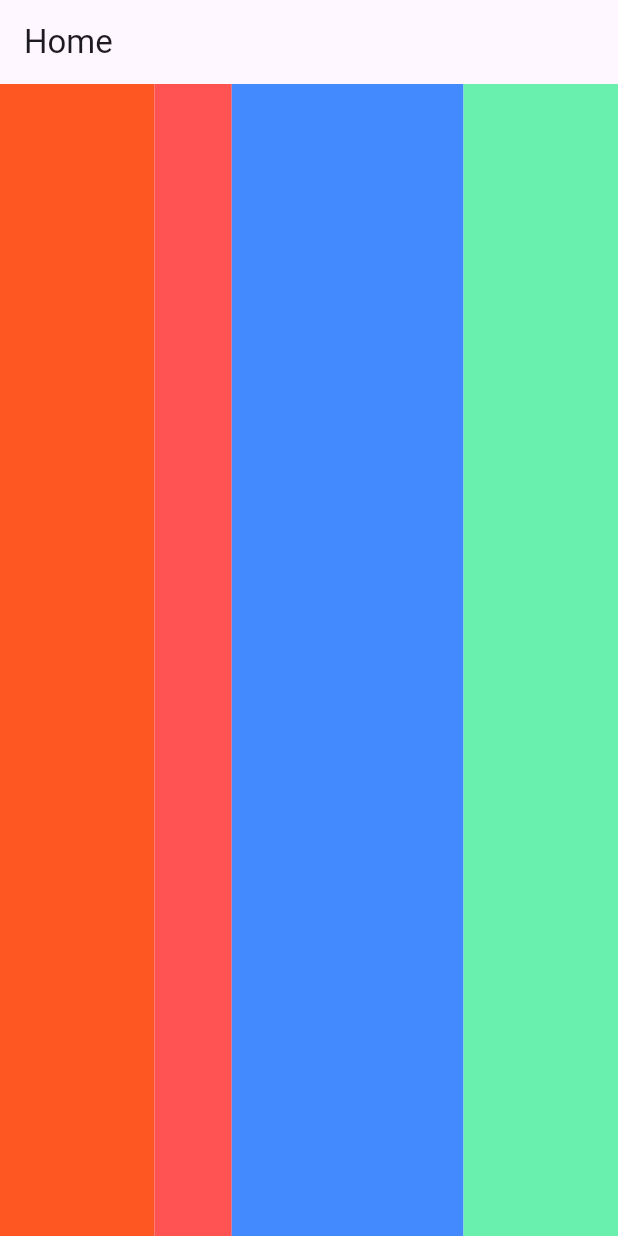
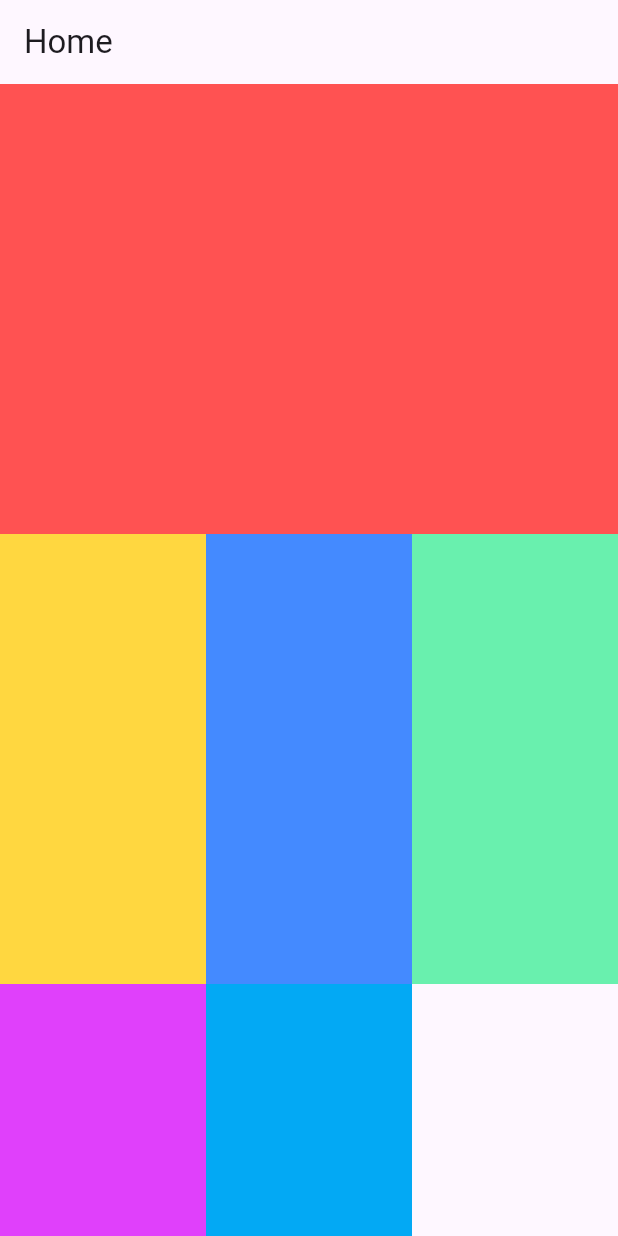
Before and after one commit to Ashraf-Samiu/Responsive_AdaptiveWidgets, a Flutter app: the screen it shows after launch, on a phone screen of 412 x 824 dp. Run offline on Flutter 3.47's test engine with Material 3 defaults, Android fonts, the phone set to English and light mode, and no system bars; our stand-ins replace responsive_grid.

Commit message:
Responsive_Grid Commit

```diff
--- a/lib/main.dart
+++ b/lib/main.dart
@@ -1,5 +1,5 @@
 import 'package:flutter/material.dart';
-
+import 'package:responsive_grid/responsive_grid.dart';
 void main(){
   runApp(MyApp());
 }
@@ -14,42 +14,72 @@ class MyApp extends StatelessWidget{
 class HomeScreen extends StatelessWidget{
   @override
   Widget build(BuildContext context) {
+    ///More Documentation in pub.dev...
+    ///Responsive-Grid Installation:
+    ///step-1/command- flutter pub add responsive_grid
+    ///step-2/dependencies: responsive_grid: ^2.4.4
+    ///step-3/import 'package:responsive_grid/responsive_grid.dart';
     return Scaffold(
       appBar: AppBar(
         title: Text("Home"),
       ),
-      body: Row(
+      body: SingleChildScrollView(
+        child: ResponsiveGridRow(
           children: [
-          Flexible(
-            fit: FlexFit.tight,
-              flex: 2,
+            ResponsiveGridCol(
+                xl: 1,///extra large-(TV/widescreen monitor)
+                ///lg= >1200||1140 (max container width)
+                lg: 2,///large device-(Computer Monitor Screen)
+                ///lg= <1200||960(>992) (max container width)
+                md: 3,///medium device-(laptop Screen)
+                ///md= <992||960 (max container width)
+                sm: 12,///small device-(Tablet)
+                ///sm= <768px||720 (max container width)
+                xs: 12,///extra small-(mobile phone)
+                ///xs= <576px||540 (max container width)
                 child: Container(
-                color: Colors.deepOrange,
+                  color: Colors.redAccent,
+                  height: 300,
                 )
             ),
-          Flexible(
-            fit: FlexFit.loose,
-              flex: 1,
+            ResponsiveGridCol(
+                xl: 6, lg: 3, md: 4,sm: 2,xs: 4,
                 child: Container(
-                color: Colors.redAccent,
+                  color: Colors.amberAccent,
+                  height: 300,
                 )
             ),
-          Flexible(
-            fit: FlexFit.loose,
-              flex: 3,
+            ResponsiveGridCol(
+                xl: 6, lg: 3, md: 4,sm: 2,xs: 4,
                 child: Container(
                   color: Colors.blueAccent,
+                  height: 300,
                 )
             ),
-          Flexible(
-            fit: FlexFit.tight,
-              flex: 2,
+            ResponsiveGridCol(
+                xl: 6, lg: 3, md: 4,sm: 2,xs: 4,
                 child: Container(
                   color: Colors.greenAccent,
+                  height: 300,
+                )
+            ),
+            ResponsiveGridCol(
+                xl: 6, lg: 3, md: 4,sm: 2,xs: 4,
+                child: Container(
+                  color: Colors.purpleAccent,
+                  height: 300,
+                )
+            ),
+            ResponsiveGridCol(
+                xl: 6, lg: 3, md: 4,sm: 2,xs: 4,
+                child: Container(
+                  color: Colors.lightBlue,
+                  height: 300,
                 )
             ),
           ],
         ),
+      ),
     );
   }
 }
--- a/pubspec.yaml
+++ b/pubspec.yaml
@@ -35,6 +35,7 @@ dependencies:
   # The following adds the Cupertino Icons font to your application.
   # Use with the CupertinoIcons class for iOS style icons.
   cupertino_icons: ^1.0.2
+  responsive_grid: ^2.4.4
 
 dev_dependencies:
   flutter_test:
```
Also changed, not shown: pubspec.lock. Lines whose indentation alone changed are shown as unchanged.
